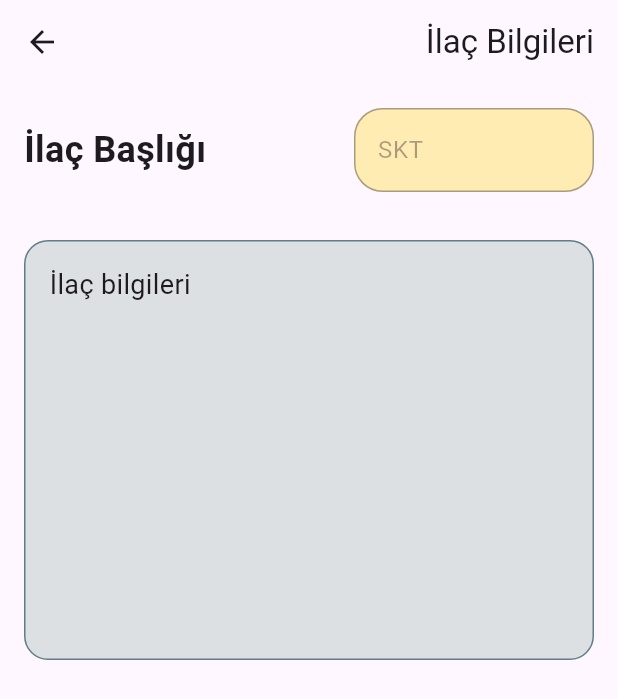
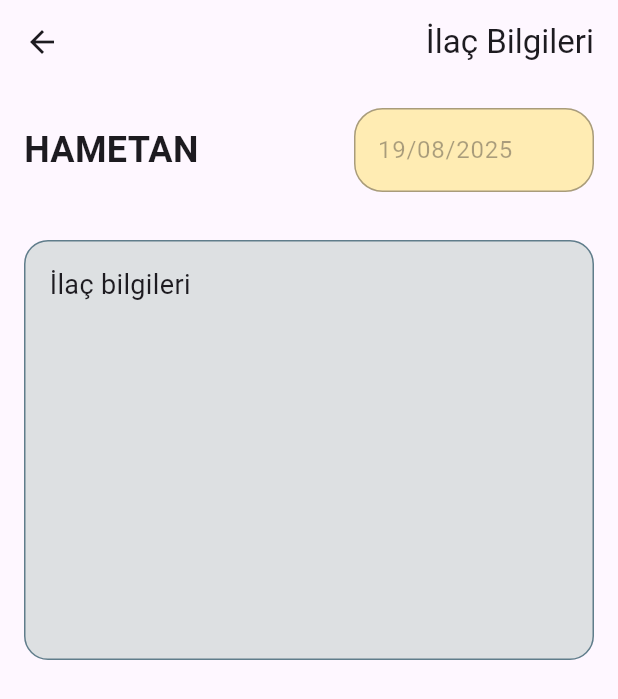
Before and after one commit to Team7466/cymed, a Flutter app: the screen it shows after launch, on a phone screen of 412 x 824 dp. Shown: the top 699 px of the screen. Run offline on Flutter 3.47's test engine with Material 3 defaults, Android fonts, the phone set to English and light mode, and no system bars.

Commit message:
İlaç bilgilerinin dinamik olarak alınması sağlandı. Diğer sayfada bu sayfaya yönlendirirken ilacın adını ve tarihini alıp buraya göndereceğiz. Böylece uygulama dinamik bir şekilde isim ve son kullanma tarihi alacak. Bunun için info_screen.dart dosyasına "medicienceName" ve "expirationDate" değişkenlerini tanımladım.

```diff
--- a/lib/info_screen.dart
+++ b/lib/info_screen.dart
@@ -1,7 +1,17 @@
 import 'package:flutter/material.dart';
 
 class IlacPage extends StatelessWidget {
-  const IlacPage({super.key});
+  //bu bilgileri diğer sayfadan alacağız.
+  //bu yüzden burada değişken olarak tanımladım.
+  //ilaç bilgileri kısmını ise burada bir veritabanı işlemi yapacağız. Oradan alacağız.
+  //karışıklığı azaltmak için veritabanı işlemeni farklı bir dart dosyasında yapabiliriz.
+  final String medicienceName;
+  final String expirationDate;
+  const IlacPage({
+    super.key,
+    required this.medicienceName,
+    required this.expirationDate,
+  });
 
   @override
   Widget build(BuildContext context) {
@@ -25,16 +35,19 @@
             Row(
               mainAxisAlignment: MainAxisAlignment.spaceBetween,
               children: [
-                const Text(
-                  'İlaç Başlığı', //Veritabanından gelen dosyayı alacağız.
-                  style: TextStyle(fontSize: 24, fontWeight: FontWeight.bold),
+                Text(
+                  medicienceName, //Veritabanından gelen dosyayı alacağız.
+                  style: const TextStyle(
+                    fontSize: 24,
+                    fontWeight: FontWeight.bold,
+                  ),
                 ),
                 SizedBox(
                   width: 160,
                   child: TextFormField(
                     decoration: InputDecoration(
                       //hintText: 'DD/MM/YYYY',
-                      labelText: 'SKT',
+                      labelText: expirationDate,
                       border: OutlineInputBorder(
                         borderRadius: BorderRadius.circular(19),
                       ),
--- a/lib/main.dart
+++ b/lib/main.dart
@@ -13,10 +13,11 @@
     return MaterialApp(
       debugShowCheckedModeBanner: false,
       title: 'cymed-1',
-      theme: ThemeData(
-        primarySwatch: Colors.blue,
+      theme: ThemeData(primarySwatch: Colors.blue),
+      home: const IlacPage(
+        medicienceName: "HAMETAN",
+        expirationDate: "19/08/2025",
       ),
-      home: const IlacPage(),
     );
   }
 }
```
